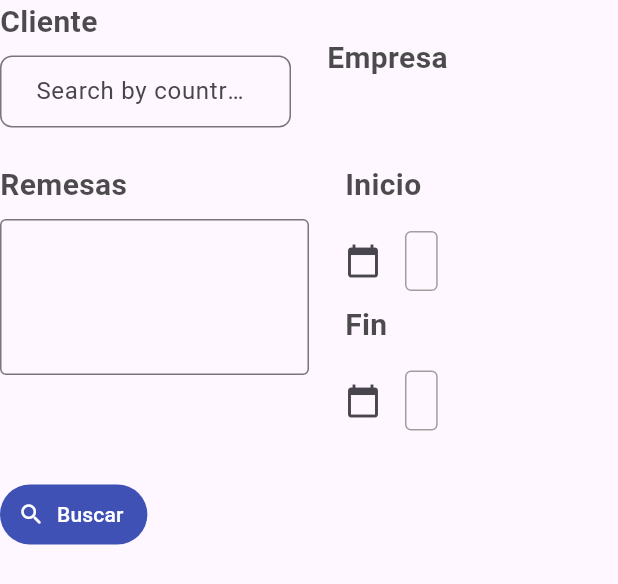
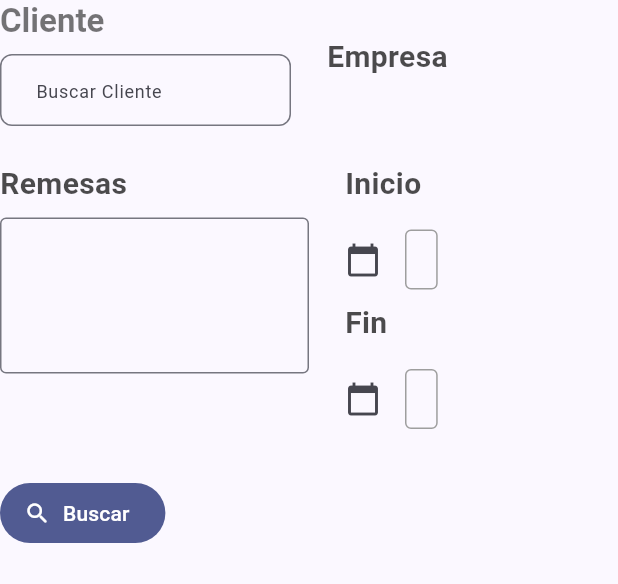
Before and after one commit to argotymartin/switrans_2_0, a Flutter app: the BuildFiltros widget shown alone on an empty page, opened directly, on a phone screen of 412 x 824 dp. Shown: the top 584 px of the screen. Run offline on Flutter 3.47's test engine with Material 3 defaults, Android fonts, the phone set to English and light mode, and no system bars; drawn by our look-alikes of searchfield; our stand-ins replace bloc, dio, equatable, flutter_bloc, get_it, go_router and 2 more; network calls fail.

Commit message:
inicio manejo tema global

```diff
--- a/lib/main.dart
+++ b/lib/main.dart
@@ -4,6 +4,7 @@ import 'package:flutter_bloc/flutter_bloc.dart';
 import 'package:flutter_web_plugins/flutter_web_plugins.dart';
 import 'package:switrans_2_0/injector.dart';
 import 'package:switrans_2_0/src/config/routers/app_router.dart';
+import 'package:switrans_2_0/src/config/theme/app_theme.dart';
 import 'package:switrans_2_0/src/modules/menu/presentation/blocs/menu/menu_bloc.dart';
 import 'package:switrans_2_0/src/modules/menu/presentation/blocs/modulo/modulo_bloc.dart';
 import 'package:switrans_2_0/src/modules/package/factura/presentation/blocs/factura/factura_bloc.dart';
@@ -44,6 +45,7 @@ class MyMaterialApp extends StatelessWidget {
       title: 'Switrans 2.0',
       debugShowCheckedModeBanner: false,
       routerConfig: AppRouter.router,
+      theme: AppTheme().getTheme(context),
     );
   }
 }
--- a/lib/src/modules/package/factura/presentation/views/factura_view.dart
+++ b/lib/src/modules/package/factura/presentation/views/factura_view.dart
@@ -28,7 +28,7 @@ class FacturaView extends StatelessWidget {
           children: [
             Icon(Icons.document_scanner_outlined, color: Colors.grey.shade600),
             const SizedBox(width: 4),
-            Text('Factura', style: CustomLabels.h1),
+            Text('Factura', style: Theme.of(context).textTheme.headlineLarge),
           ],
         ),
         Text("Sistema de gestión de facturas que permite la facturación de servicios para diversos clientes con facilidad",
@@ -107,7 +107,7 @@ class _BuildFiltrosState extends State<BuildFiltros> {
               child: Column(
                 crossAxisAlignment: CrossAxisAlignment.start,
                 children: [
-                  Text("Cliente", style: CustomLabels.h3),
+                  Text("Cliente", style: Theme.of(context).textTheme.titleLarge),
                   const SizedBox(height: 8),
                   AutocompleteInput(
                     suggestions: suggestions,
@@ -189,18 +189,9 @@ class _BuildFiltrosState extends State<BuildFiltros> {
           ],
         ),
         const SizedBox(height: 24),
-        TextButton.icon(
-          style: ButtonStyle(backgroundColor: MaterialStateProperty.resolveWith((states) {
-            if (states.contains(MaterialState.hovered)) {
-              return Colors.indigo.shade300;
-            }
-            return Colors.indigo;
-          })),
+        FilledButton.icon(
           onPressed: () {},
-          icon: const Icon(
-            Icons.search_rounded,
-            color: Colors.white,
-          ),
+          icon: const Icon(Icons.search_rounded),
           label: const Text("Buscar", style: TextStyle(color: Colors.white)),
         )
       ],
--- a/lib/src/modules/shared/widgets/inputs/autocomplete_input.dart
+++ b/lib/src/modules/shared/widgets/inputs/autocomplete_input.dart
@@ -1,4 +1,3 @@
-// ignore_for_file: public_member_api_docs, sort_constructors_first
 import 'package:flutter/material.dart';
 import 'package:searchfield/searchfield.dart';
 
@@ -13,7 +12,9 @@ class AutocompleteInput extends StatelessWidget {
       mainAxisAlignment: MainAxisAlignment.center,
       children: [
         SearchField(
-          suggestionItemDecoration: const BoxDecoration(),
+          autoCorrect: true,
+          maxSuggestionsInViewPort: 4,
+          textCapitalization: TextCapitalization.sentences,
           onSearchTextChanged: (query) {
             final filter = suggestions.where((element) => element.title.toLowerCase().contains(query.toLowerCase())).toList();
             return filter.map((e) => SearchFieldListItem<String>(e.title, child: _ItemAutoComplete(suggestionModel: e))).toList();
@@ -27,26 +28,18 @@ class AutocompleteInput extends StatelessWidget {
             return null;
           },
           key: const Key('searchfield'),
-          hint: 'Search by country name',
+          hint: 'Buscar Cliente',
           itemHeight: 68,
           scrollbarDecoration: ScrollbarDecoration(trackColor: Colors.red),
           suggestionStyle: const TextStyle(fontSize: 24, color: Colors.black),
           searchInputDecoration: InputDecoration(
             focusedBorder: OutlineInputBorder(
               borderRadius: BorderRadius.circular(8),
-              borderSide: const BorderSide(
-                width: 2,
-                color: Colors.indigo,
-                style: BorderStyle.solid,
-              ),
+              borderSide: const BorderSide(),
             ),
             border: OutlineInputBorder(
               borderRadius: BorderRadius.circular(8),
-              borderSide: const BorderSide(
-                width: 1,
-                color: Colors.black,
-                style: BorderStyle.solid,
-              ),
+              borderSide: const BorderSide(),
             ),
             contentPadding: const EdgeInsets.symmetric(horizontal: 20),
           ),
```
Also changed, not shown: lib/src/config/theme/app_theme.dart (added, +23 -0 lines).
